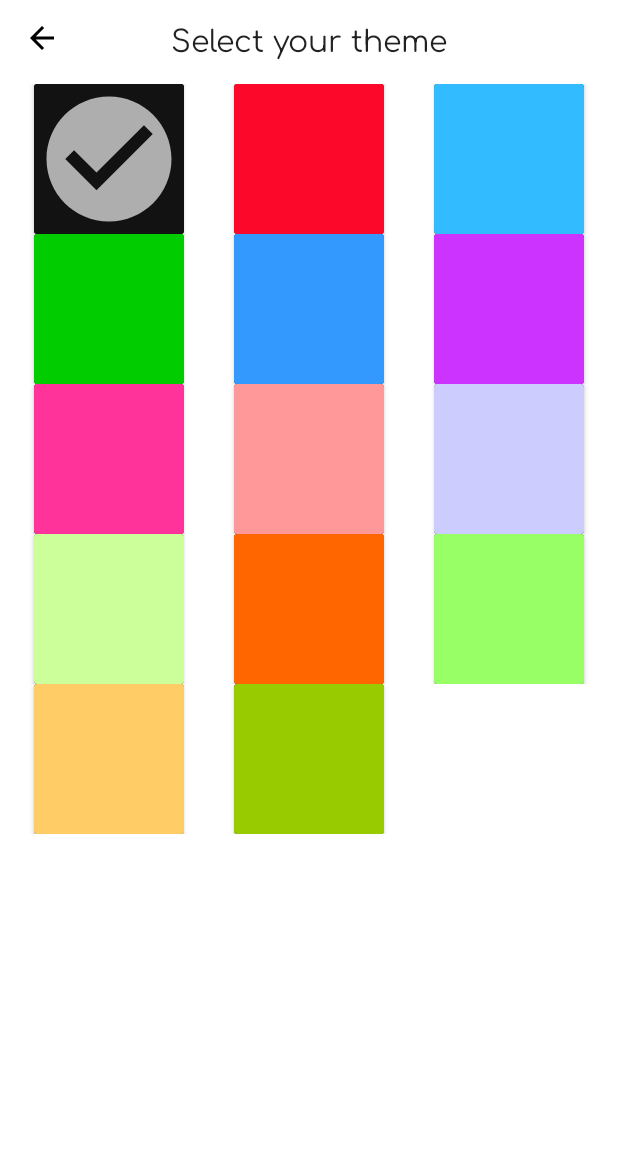
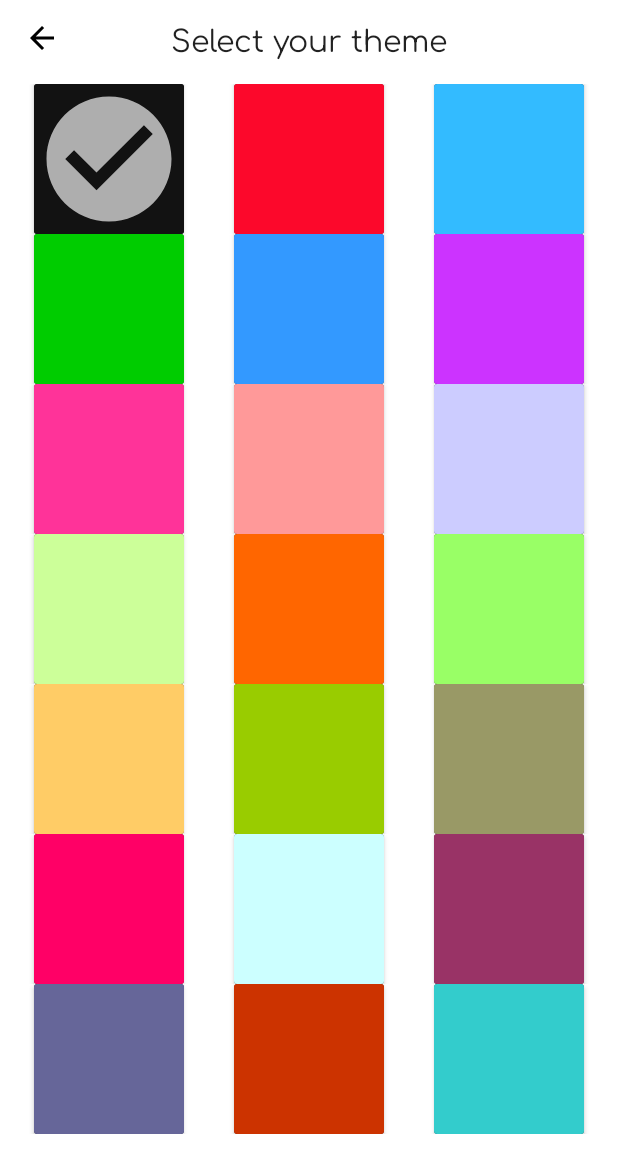
Before and after one commit to phanijsp/PicoLauncher, an Android app: the ThemeActivity screen opened directly, with no data from a screen before it, on a phone screen of 412 x 824 dp. Shown: the top 1173 px of the screen. Run offline under Robolectric (Android 15) with nearby library versions, the phone set to English and light mode, and no system bars; libraries missing offline, so code that uses them is left out: soup.neumorphism; plain views replace NeumorphCardView.

Commit message:
Added new themes On theme change wallpaper get's changed too

```diff
--- a/app/src/main/AndroidManifest.xml
+++ b/app/src/main/AndroidManifest.xml
@@ -5,6 +5,7 @@
     <uses-permission android:name="android.permission.WRITE_EXTERNAL_STORAGE" />
     <uses-permission android:name="android.permission.READ_EXTERNAL_STORAGE" />
     <uses-permission android:name="android.permission.INTERNET" />
+    <uses-permission android:name="android.permission.SET_WALLPAPER"/>
 
     <application
         android:fullBackupContent="true"
--- a/app/src/main/java/org/deltaverse/picolauncher/ThemeUtils.java
+++ b/app/src/main/java/org/deltaverse/picolauncher/ThemeUtils.java
@@ -1,7 +1,15 @@
 package org.deltaverse.picolauncher;
 
+import android.annotation.SuppressLint;
+import android.app.WallpaperManager;
 import android.content.Context;
+import android.content.res.TypedArray;
+import android.graphics.Bitmap;
+import android.graphics.Canvas;
+import android.graphics.Color;
 import android.widget.Toast;
+
+import androidx.annotation.StyleableRes;
 
 import java.io.File;
 import java.io.FileInputStream;
@@ -26,11 +34,31 @@ public class ThemeUtils {
 	private int CustomTheme_9 = R.style.customTheme_9;
 	private int CustomTheme_10 = R.style.customTheme_10;
 	private int CustomTheme_11 = R.style.customTheme_11;
+	private int CustomTheme_12 = R.style.customTheme_12;
+	private int CustomTheme_13 = R.style.customTheme_13;
+	private int CustomTheme_14 = R.style.customTheme_14;
+	private int CustomTheme_15 = R.style.customTheme_15;
+	private int CustomTheme_16 = R.style.customTheme_16;
+	private int CustomTheme_17 = R.style.customTheme_17;
+	private int CustomTheme_18 = R.style.customTheme_18;
 	private int[] themes = {ThemeDefault, ThemeRed, ThemeBlue,
 			CustomTheme_1, CustomTheme_2, CustomTheme_3,
 			CustomTheme_4, CustomTheme_5, CustomTheme_6,
 			CustomTheme_7, CustomTheme_8, CustomTheme_9,
-			CustomTheme_10, CustomTheme_11};
+			CustomTheme_10, CustomTheme_11, CustomTheme_12,
+			CustomTheme_13, CustomTheme_14, CustomTheme_15,
+			CustomTheme_16, CustomTheme_17, CustomTheme_18};
+
+	int[] attrs = {R.attr.colorPrimary,
+			R.attr.colorPrimaryDark,
+			R.color.colorAccent,
+			android.R.attr.windowBackground,
+			R.attr.neu_light_color,
+			R.attr.neu_dark_color,
+			R.attr.background_color,
+			android.R.attr.statusBarColor,
+			android.R.attr.navigationBarColor};
+
 	private File theme_data;
 	private Context context;
 
@@ -82,6 +110,23 @@ public class ThemeUtils {
 			e.printStackTrace();
 			Toast.makeText(context, "Unable to save changes", Toast.LENGTH_SHORT).show();
 		}
+		updateWallpaper(theme);
+	}
+
+	public void updateWallpaper(int theme){
+		WallpaperManager wallpaperManager = WallpaperManager.getInstance(context);
+		Bitmap bitmap = Bitmap.createBitmap(100, 100, Bitmap.Config.ARGB_8888);
+		Canvas canvas = new Canvas(bitmap);
+
+		@SuppressLint("Recycle") TypedArray typedArray = context.obtainStyledAttributes(theme, attrs);
+		@StyleableRes int i = 3;
+		canvas.drawColor(typedArray.getColor(i, Color.BLACK));
+
+		try {
+			wallpaperManager.setBitmap(bitmap);
+		} catch (IOException e) {
+			e.printStackTrace();
+		}
 	}
 
 	public ArrayList<ThemeObject> getThemes() {
--- a/app/src/main/res/values/styles.xml
+++ b/app/src/main/res/values/styles.xml
@@ -194,4 +194,98 @@
         <item name="android:navigationBarColor">#33bbff</item>
     </style>
 
+
+
+    <style name="customTheme_12" parent="Theme.AppCompat.Light.NoActionBar">
+        <!-- Customize your theme here. -->
+        <item name="colorPrimary">@color/colorPrimary</item>
+        <item name="colorPrimaryDark">@color/default_background</item>
+        <item name="colorAccent">@color/colorAccent</item>
+        <item name="android:windowBackground">#999966</item>
+        <item name="neu_light_color">#adad85</item>
+        <item name="neu_dark_color">#7a7a52</item>
+        <item name="background_color">#999966</item>
+        <item name="android:statusBarColor">#999966</item>
+        <item name="android:navigationBarColor">#999966</item>
+    </style>
+
+    <style name="customTheme_13" parent="Theme.AppCompat.Light.NoActionBar">
+        <!-- Customize your theme here. -->
+        <item name="colorPrimary">@color/colorPrimary</item>
+        <item name="colorPrimaryDark">@color/default_background</item>
+        <item name="colorAccent">@color/colorAccent</item>
+        <item name="android:windowBackground">#ff0066</item>
+        <item name="neu_light_color">#ff3385</item>
+        <item name="neu_dark_color">#cc0052</item>
+        <item name="background_color">#ff0066</item>
+        <item name="android:statusBarColor">#ff0066</item>
+        <item name="android:navigationBarColor">#ff0066</item>
+    </style>
+
+    <style name="customTheme_14" parent="Theme.AppCompat.Light.NoActionBar">
+        <!-- Customize your theme here. -->
+        <item name="colorPrimary">@color/colorPrimary</item>
+        <item name="colorPrimaryDark">@color/default_background</item>
+        <item name="colorAccent">@color/colorAccent</item>
+        <item name="android:windowBackground">#ccffff</item>
+        <item name="neu_light_color">#ffffff</item>
+        <item name="neu_dark_color">#99ffff</item>
+        <item name="background_color">#ccffff</item>
+        <item name="android:statusBarColor">#ccffff</item>
+        <item name="android:navigationBarColor">#ccffff</item>
+    </style>
+
+    <style name="customTheme_15" parent="Theme.AppCompat.Light.NoActionBar">
+        <!-- Customize your theme here. -->
+        <item name="colorPrimary">@color/colorPrimary</item>
+        <item name="colorPrimaryDark">@color/default_background</item>
+        <item name="colorAccent">@color/colorAccent</item>
+        <item name="android:windowBackground">#993366</item>
+        <item name="neu_light_color">#bf4080</item>
+        <item name="neu_dark_color">#73264d</item>
+        <item name="background_color">#993366</item>
+        <item name="android:statusBarColor">#993366</item>
+        <item name="android:navigationBarColor">#993366</item>
+    </style>
+
+    <style name="customTheme_16" parent="Theme.AppCompat.Light.NoActionBar">
+        <!-- Customize your theme here. -->
+        <item name="colorPrimary">@color/colorPrimary</item>
+        <item name="colorPrimaryDark">@color/default_background</item>
+        <item name="colorAccent">@color/colorAccent</item>
+        <item name="android:windowBackground">#666699</item>
+        <item name="neu_light_color">#8585ad</item>
+        <item name="neu_dark_color">#52527a</item>
+        <item name="background_color">#666699</item>
+        <item name="android:statusBarColor">#666699</item>
+        <item name="android:navigationBarColor">#666699</item>
+    </style>
+
+    <style name="customTheme_17" parent="Theme.AppCompat.Light.NoActionBar">
+        <!-- Customize your theme here. -->
+        <item name="colorPrimary">@color/colorPrimary</item>
+        <item name="colorPrimaryDark">@color/default_background</item>
+        <item name="colorAccent">@color/colorAccent</item>
+        <item name="android:windowBackground">#cc3300</item>
+        <item name="neu_light_color">#ff4000</item>
+        <item name="neu_dark_color">#992600</item>
+        <item name="background_color">#cc3300</item>
+        <item name="android:statusBarColor">#cc3300</item>
+        <item name="android:navigationBarColor">#cc3300</item>
+    </style>
+
+
+    <style name="customTheme_18" parent="Theme.AppCompat.Light.NoActionBar">
+        <!-- Customize your theme here. -->
+        <item name="colorPrimary">@color/colorPrimary</item>
+        <item name="colorPrimaryDark">@color/default_background</item>
+        <item name="colorAccent">@color/colorAccent</item>
+        <item name="android:windowBackground">#33cccc</item>
+        <item name="neu_light_color">#5cd6d6</item>
+        <item name="neu_dark_color">#29a3a3</item>
+        <item name="background_color">#33cccc</item>
+        <item name="android:statusBarColor">#33cccc</item>
+        <item name="android:navigationBarColor">#33cccc</item>
+    </style>
+
 </resources>
```
